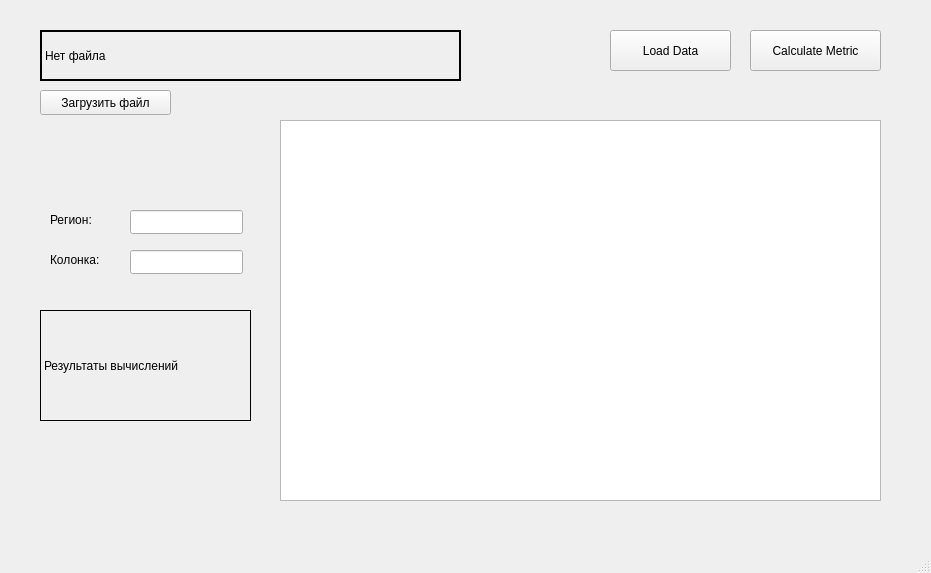
First picture: the form in mainwindow.ui, repository daturax1/lab-2, before the edit.
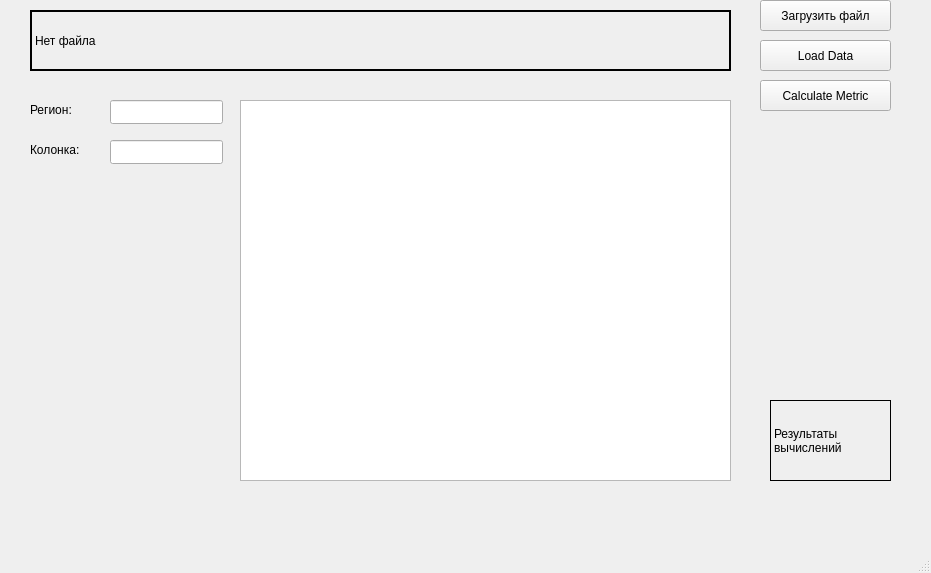
Second picture: the form after the edit.

Diff of the .ui file:
```diff
--- a/mainwindow.ui
+++ b/mainwindow.ui
@@ -10,6 +10,18 @@
     <height>573</height>
    </rect>
   </property>
+  <property name="minimumSize">
+   <size>
+    <width>931</width>
+    <height>573</height>
+   </size>
+  </property>
+  <property name="maximumSize">
+   <size>
+    <width>931</width>
+    <height>573</height>
+   </size>
+  </property>
   <property name="windowTitle">
    <string>MainWindow</string>
   </property>
@@ -17,10 +29,10 @@
    <widget class="QPushButton" name="btn_metric">
     <property name="geometry">
      <rect>
-      <x>750</x>
-      <y>30</y>
+      <x>760</x>
+      <y>80</y>
       <width>131</width>
-      <height>41</height>
+      <height>31</height>
      </rect>
     </property>
     <property name="text">
@@ -30,10 +42,10 @@
    <widget class="QPushButton" name="btn_load">
     <property name="geometry">
      <rect>
-      <x>610</x>
-      <y>30</y>
-      <width>121</width>
-      <height>41</height>
+      <x>760</x>
+      <y>40</y>
+      <width>131</width>
+      <height>31</height>
      </rect>
     </property>
     <property name="text">
@@ -43,10 +55,10 @@
    <widget class="QLabel" name="label_title">
     <property name="geometry">
      <rect>
-      <x>40</x>
-      <y>30</y>
-      <width>421</width>
-      <height>51</height>
+      <x>30</x>
+      <y>10</y>
+      <width>701</width>
+      <height>61</height>
      </rect>
     </property>
     <property name="frameShape">
@@ -71,8 +83,8 @@
    <widget class="QLineEdit" name="line_region">
     <property name="geometry">
      <rect>
-      <x>130</x>
-      <y>210</y>
+      <x>110</x>
+      <y>100</y>
       <width>113</width>
       <height>24</height>
      </rect>
@@ -81,8 +93,8 @@
    <widget class="QLabel" name="label_region">
     <property name="geometry">
      <rect>
-      <x>50</x>
-      <y>210</y>
+      <x>30</x>
+      <y>100</y>
       <width>71</width>
       <height>20</height>
      </rect>
@@ -94,8 +106,8 @@
    <widget class="QLabel" name="label_col">
     <property name="geometry">
      <rect>
-      <x>50</x>
-      <y>250</y>
+      <x>30</x>
+      <y>140</y>
       <width>71</width>
       <height>20</height>
      </rect>
@@ -107,8 +119,8 @@
    <widget class="QLineEdit" name="line_col">
     <property name="geometry">
      <rect>
-      <x>130</x>
-      <y>250</y>
+      <x>110</x>
+      <y>140</y>
       <width>113</width>
       <height>24</height>
      </rect>
@@ -117,10 +129,10 @@
    <widget class="QLabel" name="label_result">
     <property name="geometry">
      <rect>
-      <x>40</x>
-      <y>310</y>
-      <width>211</width>
-      <height>111</height>
+      <x>770</x>
+      <y>400</y>
+      <width>121</width>
+      <height>81</height>
      </rect>
     </property>
     <property name="frameShape">
@@ -139,9 +151,9 @@
    <widget class="QTableView" name="table_metric">
     <property name="geometry">
      <rect>
-      <x>280</x>
-      <y>120</y>
-      <width>601</width>
+      <x>240</x>
+      <y>100</y>
+      <width>491</width>
       <height>381</height>
      </rect>
     </property>
@@ -149,10 +161,10 @@
    <widget class="QPushButton" name="btn_loadfile">
     <property name="geometry">
      <rect>
-      <x>40</x>
-      <y>90</y>
+      <x>760</x>
+      <y>0</y>
       <width>131</width>
-      <height>25</height>
+      <height>31</height>
      </rect>
     </property>
     <property name="text">
```
